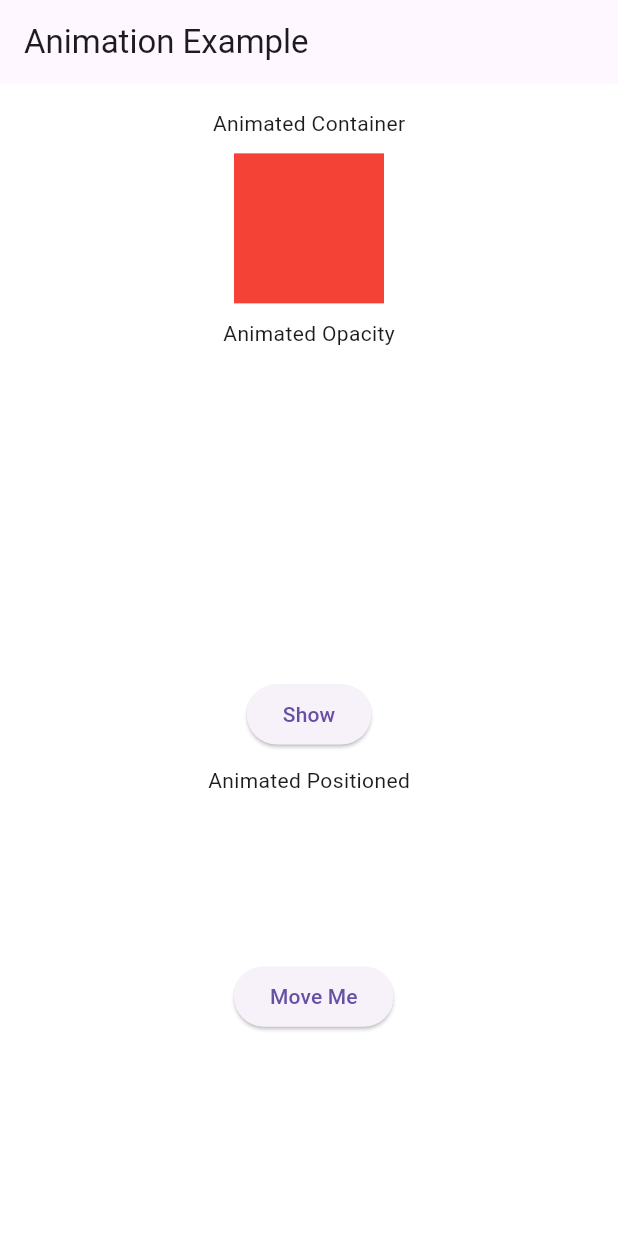
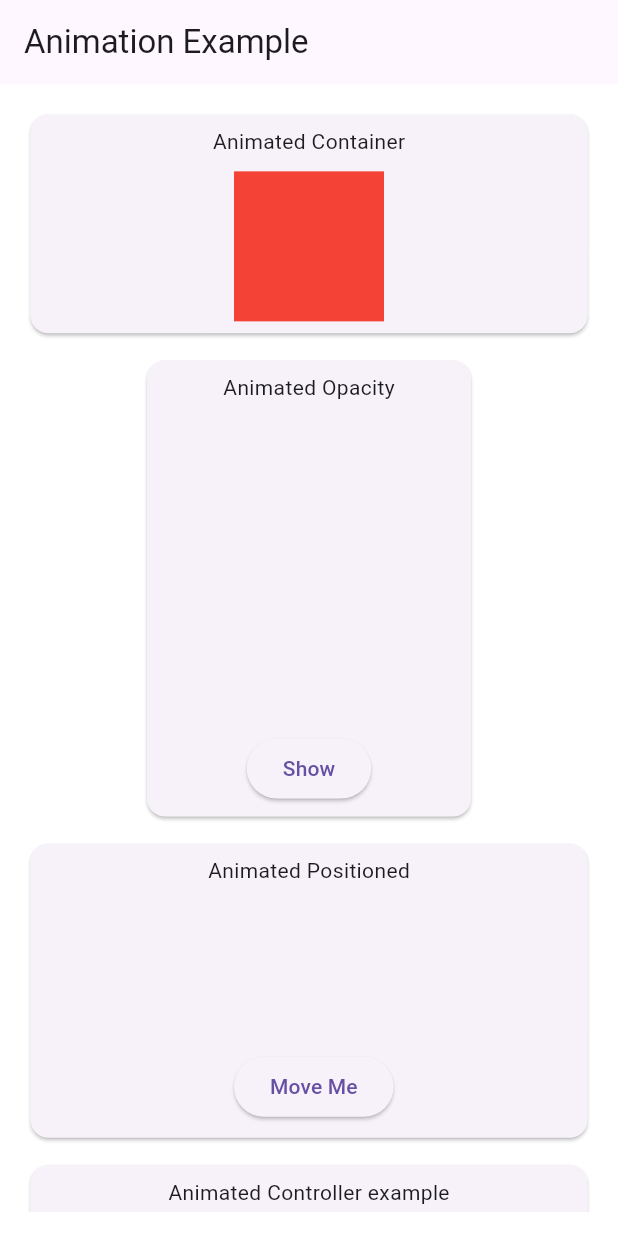
Before and after one commit to hossain72/Flutter_Code, a Flutter app: the screen it shows after launch, after a tap on "Hide", on a phone screen of 412 x 824 dp. Run offline on Flutter 3.47's test engine with Material 3 defaults, Android fonts, the phone set to English and light mode, and no system bars; our stand-ins replace flutter_screenutil, flutter_svg.

Commit message:
animated builder and animation controller example done

```diff
--- /dev/null
+++ b/lib/app/pages/animation/animated_builder_example.dart
@@ -0,0 +1,47 @@
+import 'package:flutter/material.dart';
+
+class AnimatedBuilderExample extends StatefulWidget {
+  const AnimatedBuilderExample({super.key});
+
+  @override
+  State<AnimatedBuilderExample> createState() => _AnimatedBuilderExampleState();
+}
+
+class _AnimatedBuilderExampleState extends State<AnimatedBuilderExample> with SingleTickerProviderStateMixin{
+  late AnimationController _controller;
+
+  @override
+  void initState() {
+    super.initState();
+    _controller = AnimationController(
+      duration: Duration(seconds: 2),
+      vsync: this,
+    )..repeat();
+  }
+
+  @override
+  void dispose() {
+    _controller.dispose();
+    super.dispose();
+  }
+
+  @override
+  Widget build(BuildContext context) {
+    return Center(
+      child: AnimatedBuilder(
+        animation: _controller,
+        builder: (context, child) {
+          return Transform.rotate(
+            angle: _controller.value * 2 * 3.14,
+            child: child,
+          );
+        },
+        child: Container(
+          width: 100,
+          height: 100,
+          color: Colors.orange,
+        ),
+      ),
+    );
+  }
+}
--- a/lib/app/pages/animation/animated_positioned_example.dart
+++ b/lib/app/pages/animation/animated_positioned_example.dart
@@ -20,7 +20,7 @@ class _AnimatedPositionedExampleState extends State<AnimatedPositionedExample> {
           SizedBox(height: 10),
           SizedBox(
             width: 300,
-            height: 300,
+            height: 150,
             child: Stack(
               children: [
                 AnimatedPositioned(
--- /dev/null
+++ b/lib/app/pages/animation/animation_controller_example.dart
@@ -0,0 +1,66 @@
+import 'package:flutter/material.dart';
+
+class AnimationControllerExample extends StatefulWidget {
+  const AnimationControllerExample({super.key});
+
+  @override
+  State<AnimationControllerExample> createState() =>
+      _AnimationControllerExampleState();
+}
+
+class _AnimationControllerExampleState extends State<AnimationControllerExample>
+    with SingleTickerProviderStateMixin {
+  late AnimationController _controller;
+  late Animation<double> _animation;
+
+  @override
+  void initState() {
+    super.initState();
+    _controller = AnimationController(
+      duration: Duration(seconds: 2),
+      vsync: this,
+    );
+
+    _animation = Tween<double>(begin: 0, end: 300).animate(_controller)
+      ..addListener(() {
+        setState(() {});
+      });
+  }
+
+  @override
+  void dispose() {
+    _controller.dispose();
+    super.dispose();
+  }
+
+  @override
+  Widget build(BuildContext context) {
+    return Column(
+      mainAxisAlignment: MainAxisAlignment.center,
+      children: [
+        Text("Animated Controller example"),
+        SizedBox(height: 10),
+        Container(width: _animation.value, height: 100, color: Colors.purple),
+        SizedBox(height: 20),
+        Row(
+          mainAxisAlignment: MainAxisAlignment.center,
+          children: [
+            ElevatedButton(
+              onPressed: () {
+                _controller.forward();
+              },
+              child: Text('Forward'),
+            ),
+            SizedBox(width: 10),
+            ElevatedButton(
+              onPressed: () {
+                _controller.reverse();
+              },
+              child: Text('Reverse'),
+            ),
+          ],
+        ),
+      ],
+    );
+  }
+}
--- a/lib/app/pages/animation/animation_page.dart
+++ b/lib/app/pages/animation/animation_page.dart
@@ -1,6 +1,8 @@
 import 'package:flutter/material.dart';
 import 'package:flutter_code/app/core/extensions/build_context/build_context_device.dart';
+import 'package:flutter_code/app/pages/animation/animated_builder_example.dart';
 import 'package:flutter_code/app/pages/animation/animated_positioned_example.dart';
+import 'package:flutter_code/app/pages/animation/animation_controller_example.dart';
 
 import 'package:flutter_screenutil/flutter_screenutil.dart';
 import 'animated_container_example.dart';
@@ -34,9 +36,36 @@ class AnimationPage extends StatelessWidget {
                     child: ListTile(title: Text("Animated Container example")),
                   ),
                 ),*/
-                AnimatedContainerExample(),
-                AnimatedOpacityExample(),
-                AnimatedPositionedExample()
+                Card(
+                  child: Padding(
+                    padding: const EdgeInsets.all(8.0),
+                    child: AnimatedContainerExample(),
+                  ),
+                ),
+                Card(
+                  child: Padding(
+                    padding: const EdgeInsets.all(8.0),
+                    child: AnimatedOpacityExample(),
+                  ),
+                ),
+                Card(
+                  child: Padding(
+                    padding: const EdgeInsets.all(8.0),
+                    child: AnimatedPositionedExample(),
+                  ),
+                ),
+                Card(
+                  child: Padding(
+                    padding: const EdgeInsets.all(8.0),
+                    child: AnimationControllerExample(),
+                  ),
+                ),
+                Card(
+                  child: Padding(
+                    padding:  EdgeInsets.symmetric(vertical: 30),
+                    child: AnimatedBuilderExample(),
+                  ),
+                ),
               ],
             ),
           ),
```
